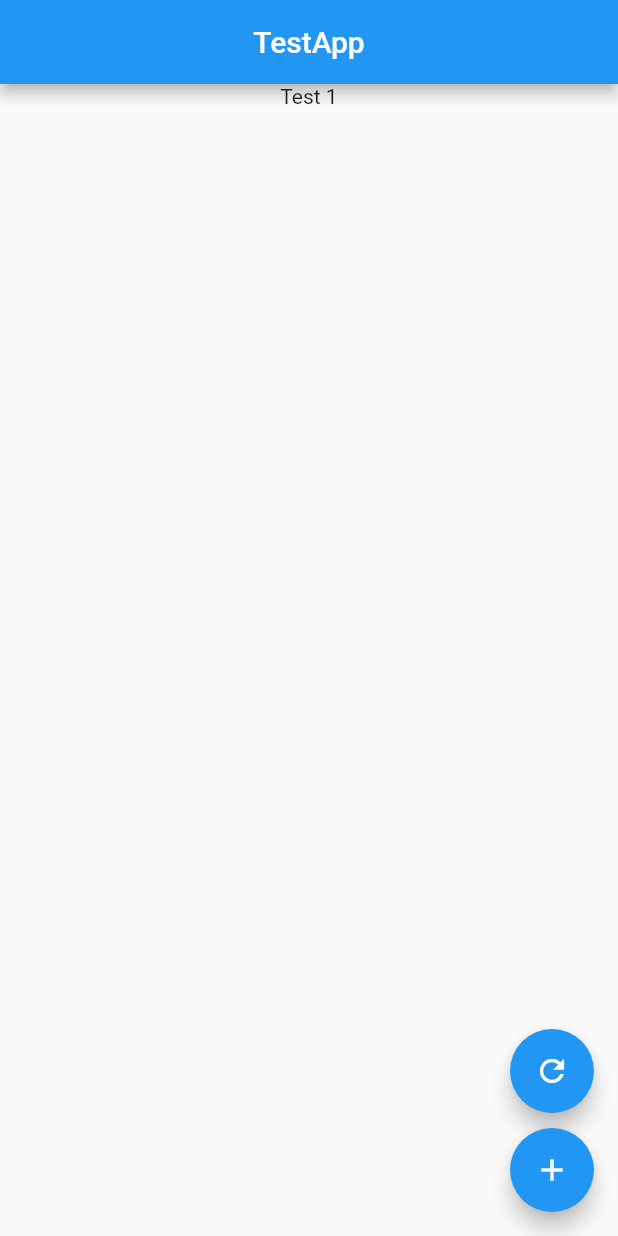
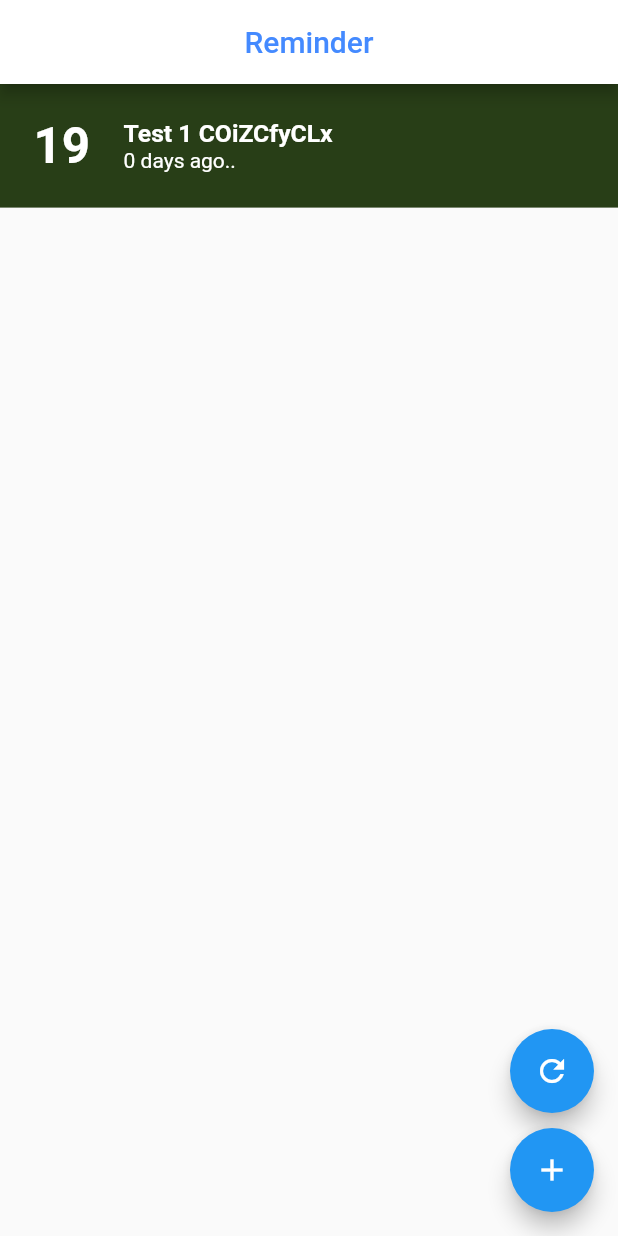
Before and after one commit to Player0002/Flutter_sql_practice, a Flutter app: the screen it shows after launch, after a tap on the "add" icon, on a phone screen of 412 x 824 dp. Run offline on Flutter 3.47's test engine with Material 2 defaults, Android fonts, the phone set to English and light mode, and no system bars; our stand-ins replace sqflite; accounts and stored records are empty.

Commit message:
Add design

```diff
--- /dev/null
+++ b/lib/components/list_widget.dart
@@ -0,0 +1,28 @@
+import 'package:flutter/cupertino.dart';
+import 'package:sql_pratice/constants/constants.dart';
+import 'package:sql_pratice/service/SizeConfig.dart';
+
+class ListWidget extends StatelessWidget {
+  const ListWidget({
+    Key key,
+    @required this.day,
+  }) : super(key: key);
+
+  final int day;
+
+  @override
+  Widget build(BuildContext context) {
+    return Container(
+      width: SizeConfig.blockSizeHorizontal * 20,
+      height: SizeConfig.blockSizeHorizontal * 20,
+      child: Center(
+        child: Text(
+          day.toString(),
+          style: kDayFont.copyWith(
+            fontSize: SizeConfig.blockSizeHorizontal * 8,
+          ),
+        ),
+      ),
+    );
+  }
+}
--- /dev/null
+++ b/lib/components/title_widget.dart
@@ -0,0 +1,35 @@
+import 'package:flutter/material.dart';
+import 'package:sql_pratice/constants/constants.dart';
+import 'package:sql_pratice/model/todo_model.dart';
+import 'package:sql_pratice/service/SizeConfig.dart';
+
+class TitleWidget extends StatelessWidget {
+  const TitleWidget({
+    Key key,
+    @required this.item,
+  }) : super(key: key);
+
+  final ToDoModel item;
+
+  @override
+  Widget build(BuildContext context) {
+    return Expanded(
+      child: Column(
+        crossAxisAlignment: CrossAxisAlignment.start,
+        children: [
+          Text(
+            item.title,
+            style:
+                kDayFont.copyWith(fontSize: SizeConfig.blockSizeHorizontal * 4),
+          ),
+          Text(
+            "${DateTime.now().difference(item.whens).inDays} days ago..",
+            style: kDayFont.copyWith(
+              fontWeight: FontWeight.w400,
+            ),
+          ),
+        ],
+      ),
+    );
+  }
+}
--- /dev/null
+++ b/lib/constants/constants.dart
@@ -0,0 +1,7 @@
+import 'package:flutter/material.dart';
+import 'package:sql_pratice/service/SizeConfig.dart';
+
+const kDayFont = TextStyle(
+  color: Colors.white,
+  fontWeight: FontWeight.bold,
+);
--- a/lib/main.dart
+++ b/lib/main.dart
@@ -2,17 +2,15 @@ import 'dart:math';
 
 import 'package:flutter/material.dart';
 import 'package:sql_pratice/bloc/todo_bloc.dart';
+import 'package:sql_pratice/constants/constants.dart';
+import 'package:sql_pratice/screens/todo_screen.dart';
+import 'package:sql_pratice/screens/todo_viewer.dart';
+import 'package:sql_pratice/service/SizeConfig.dart';
 import 'package:sql_pratice/service/db_manager.dart';
 
+import 'components/list_widget.dart';
+import 'components/title_widget.dart';
 import 'model/todo_model.dart';
-
-final List<ToDoModel> datas = new List<int>.generate(10, (index) => index + 1)
-    .map((e) => ToDoModel(
-        id: null,
-        whens: DateTime.now(),
-        title: "Test $e",
-        contents: "TestContents $e"))
-    .toList();
 
 void main() {
   runApp(MyApp());
@@ -23,66 +21,7 @@ class MyApp extends StatelessWidget {
   Widget build(BuildContext context) {
     return MaterialApp(
       home: ToDoViewer(),
+      debugShowCheckedModeBanner: false,
     );
   }
 }
-
-class ToDoViewer extends StatelessWidget {
-  final ToDoBloc bloc = ToDoBloc();
-  @override
-  Widget build(BuildContext context) {
-    return Scaffold(
-      appBar: AppBar(
-        title: Text("TestApp"),
-        centerTitle: true,
-      ),
-      body: makeList(),
-      floatingActionButton: Column(
-        mainAxisSize: MainAxisSize.min,
-        children: [
-          FloatingActionButton(
-            onPressed: () {
-              bloc.deleteAll();
-            },
-            child: Icon(Icons.refresh),
-          ),
-          SizedBox(
-            height: 10,
-          ),
-          FloatingActionButton(
-            onPressed: () {
-              bloc.addTodo(datas[Random().nextInt(datas.length)]);
-            },
-            child: Icon(Icons.add),
-          )
-        ],
-      ),
-    );
-  }
-
-  makeList() {
-    return StreamBuilder<List<ToDoModel>>(
-      stream: bloc.todo,
-      builder: (ctx, snapshot) {
-        if (snapshot.hasData) {
-          return ListView.builder(
-            itemCount: snapshot.data.length,
-            itemBuilder: (ctx, idx) {
-              final item = snapshot.data[idx];
-              return Dismissible(
-                key: UniqueKey(),
-                onDismissed: (direction) {
-                  bloc.deleteTodo(item.id);
-                },
-                child: Center(
-                  child: Text(item.title),
-                ),
-              );
-            },
-          );
-        }
-        return Center(child: CircularProgressIndicator());
-      },
-    );
-  }
-}
--- /dev/null
+++ b/lib/screens/todo_screen.dart
@@ -0,0 +1,28 @@
+import 'package:flutter/material.dart';
+import 'package:sql_pratice/model/todo_model.dart';
+
+class TodoScreen extends StatelessWidget {
+  final ToDoModel model;
+  TodoScreen({@required this.model});
+  @override
+  Widget build(BuildContext context) {
+    return Scaffold(
+      body: SafeArea(
+        child: Column(
+          crossAxisAlignment: CrossAxisAlignment.start,
+          children: [
+            Padding(
+              padding: EdgeInsets.all(8.0),
+              child: Center(
+                child: Text(
+                  model.title,
+                ),
+              ),
+            ),
+            Text(model.contents),
+          ],
+        ),
+      ),
+    );
+  }
+}
--- /dev/null
+++ b/lib/screens/todo_viewer.dart
@@ -0,0 +1,119 @@
+import 'dart:math';
+
+import 'package:flutter/material.dart';
+import 'package:sql_pratice/bloc/todo_bloc.dart';
+import 'package:sql_pratice/components/list_widget.dart';
+import 'package:sql_pratice/components/title_widget.dart';
+import 'package:sql_pratice/model/todo_model.dart';
+import 'package:sql_pratice/screens/todo_screen.dart';
+import 'package:sql_pratice/service/SizeConfig.dart';
+
+final List<ToDoModel> datas = new List<int>.generate(10, (index) => index + 1)
+    .map((e) => ToDoModel(
+        id: null,
+        whens: DateTime.now(),
+        title: "Test $e ${strs[e - 1]}",
+        contents: "TestContents $e"))
+    .toList();
+final List<String> strs = [
+  "COiZCfyCLx",
+  "zrcSmXqIxk",
+  "MlnNgRpUnT",
+  "dhjQpDNCXl",
+  "DuJoXZDCFf",
+  "YNcxWIltLi",
+  "prUcFrdNQL",
+  "FduqiLrTIp",
+  "jECVtClgQL",
+  "IWQGrRaDDj",
+];
+
+class ToDoViewer extends StatelessWidget {
+  final ToDoBloc bloc = ToDoBloc();
+  @override
+  Widget build(BuildContext context) {
+    SizeConfig().init(context);
+    return Scaffold(
+      appBar: AppBar(
+        backgroundColor: Colors.white,
+        title: Text(
+          "Reminder",
+          style: TextStyle(color: Colors.blueAccent),
+        ),
+        centerTitle: true,
+      ),
+      body: makeList(),
+      floatingActionButton: Column(
+        mainAxisSize: MainAxisSize.min,
+        children: [
+          FloatingActionButton(
+            heroTag: "h1",
+            onPressed: () {
+              bloc.deleteAll();
+            },
+            child: Icon(Icons.refresh),
+          ),
+          SizedBox(
+            height: 10,
+          ),
+          FloatingActionButton(
+            heroTag: "h2",
+            onPressed: () {
+              bloc.addTodo(datas[Random().nextInt(datas.length)]);
+            },
+            child: Icon(Icons.add),
+          )
+        ],
+      ),
+    );
+  }
+
+  makeList() {
+    return StreamBuilder<List<ToDoModel>>(
+      stream: bloc.todo,
+      builder: (ctx, snapshot) {
+        if (snapshot.hasData) {
+          return ListView.builder(
+            itemCount: snapshot.data.length,
+            itemBuilder: (ctx, idx) {
+              final random = Random();
+              final item = snapshot.data[idx];
+              return Dismissible(
+                key: UniqueKey(),
+                onDismissed: (direction) {
+                  bloc.deleteTodo(item.id);
+                },
+                child: GestureDetector(
+                  onTap: () {
+                    Navigator.push(
+                      ctx,
+                      MaterialPageRoute(
+                          builder: (ctx) => TodoScreen(model: item)),
+                    );
+                  },
+                  child: Container(
+                    color: Color.fromARGB(
+                      255,
+                      random.nextInt(255),
+                      random.nextInt(255),
+                      random.nextInt(255),
+                    ),
+                    child: Row(
+                      children: [
+                        ListWidget(
+                          day: item.whens.day + 1,
+                        ),
+                        TitleWidget(item: item),
+                      ],
+                    ),
+                  ),
+                ),
+              );
+            },
+          );
+        }
+        return Center(child: CircularProgressIndicator());
+      },
+    );
+  }
+}
--- /dev/null
+++ b/lib/service/SizeConfig.dart
@@ -0,0 +1,29 @@
+import 'package:flutter/cupertino.dart';
+
+class SizeConfig {
+  static MediaQueryData _mediaQueryData;
+  static double screenWidth;
+  static double screenHeight;
+  static double blockSizeHorizontal;
+  static double blockSizeVertical;
+
+  static double _safeAreaHorizontal;
+  static double _safeAreaVertical;
+  static double safeBlockHorizontal;
+  static double safeBlockVertical;
+
+  void init(BuildContext context) {
+    _mediaQueryData = MediaQuery.of(context);
+    screenWidth = _mediaQueryData.size.width;
+    screenHeight = _mediaQueryData.size.height;
+    blockSizeHorizontal = screenWidth / 100;
+    blockSizeVertical = screenHeight / 100;
+
+    _safeAreaHorizontal =
+        _mediaQueryData.padding.left + _mediaQueryData.padding.right;
+    _safeAreaVertical =
+        _mediaQueryData.padding.top + _mediaQueryData.padding.bottom;
+    safeBlockHorizontal = (screenWidth - _safeAreaHorizontal) / 100;
+    safeBlockVertical = (screenHeight - _safeAreaVertical) / 100;
+  }
+}
```
